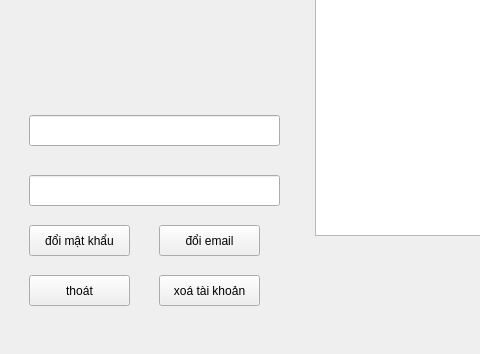
Before: the Qt Designer form ui/profile.ui in tai679/nextgen-pti, drawn with Qt 5; both pictures show x 0 to 480 and y 214 to 568 of the 604 by 568 pixel window.
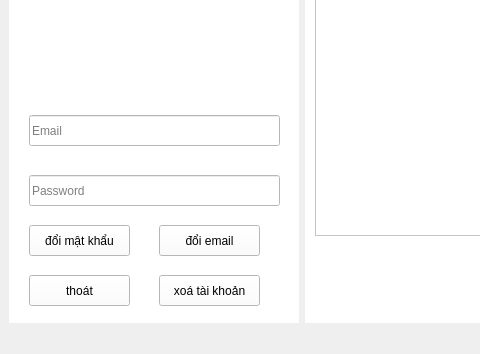
After: the same form once the commit is applied. Icons and pictures are not drawn.

```diff
--- a/ui/profile.ui
+++ b/ui/profile.ui
@@ -20,6 +20,9 @@
       <property name="enabled">
        <bool>true</bool>
       </property>
+      <property name="styleSheet">
+       <string notr="true">background-color:rgb(255, 255, 255);</string>
+      </property>
       <widget class="QLabel" name="lblFavoriteCount">
        <property name="geometry">
         <rect>
@@ -81,6 +84,9 @@
          <height>31</height>
         </rect>
        </property>
+       <property name="placeholderText">
+        <string>Password</string>
+       </property>
       </widget>
       <widget class="QLineEdit" name="txtNewEmail">
        <property name="geometry">
@@ -91,6 +97,12 @@
          <height>31</height>
         </rect>
        </property>
+       <property name="text">
+        <string/>
+       </property>
+       <property name="placeholderText">
+        <string>Email</string>
+       </property>
       </widget>
       <widget class="QPushButton" name="btnChangeEmail">
        <property name="geometry">
@@ -104,6 +116,10 @@
        <property name="text">
         <string>đổi email</string>
        </property>
+       <property name="icon">
+        <iconset>
+         <normaloff>../image/gmail.png</normaloff>../image/gmail.png</iconset>
+       </property>
       </widget>
       <widget class="QPushButton" name="btnChangePassword">
        <property name="geometry">
@@ -117,6 +133,10 @@
        <property name="text">
         <string>đổi mật khẩu</string>
        </property>
+       <property name="icon">
+        <iconset>
+         <normaloff>../image/padlock.png</normaloff>../image/padlock.png</iconset>
+       </property>
       </widget>
       <widget class="QPushButton" name="btnDeleteAccount">
        <property name="geometry">
@@ -191,6 +211,9 @@
       <property name="enabled">
        <bool>true</bool>
       </property>
+      <property name="styleSheet">
+       <string notr="true">background-color:rgb(255, 255, 255);</string>
+      </property>
       <widget class="QListWidget" name="listFavorites">
        <property name="geometry">
         <rect>
```
